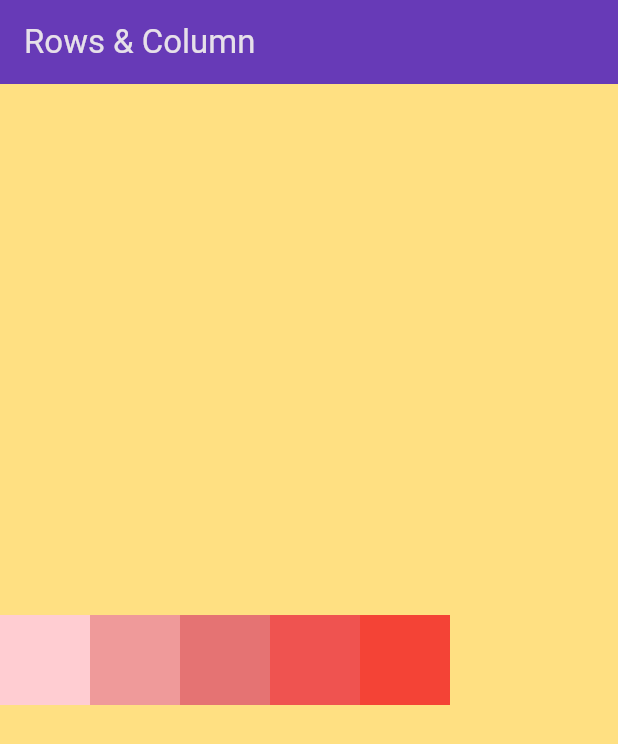
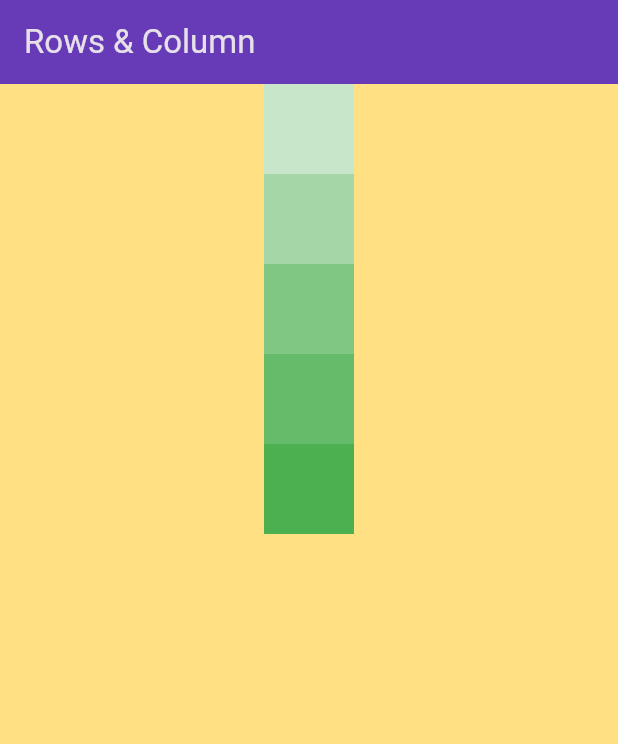
Before and after one commit to fahim-nion/learning_flutter, a Flutter app: the screen it shows after launch, on a phone screen of 412 x 824 dp. Shown: the top 744 px of the screen. Run offline on Flutter 3.47's test engine with Material 3 defaults, Android fonts, the phone set to English and light mode, and no system bars.

Commit message:
learning flutter

```diff
--- a/flutter_application_d1/lib/widgets/rows-cols.dart
+++ b/flutter_application_d1/lib/widgets/rows-cols.dart
@@ -16,13 +16,27 @@ class RowsCols extends StatelessWidget {
         height: h,
         width: w,
         color: Colors.amber.shade200,
-        child: Row(children: [
-          Container(height: 60, width: 60, color: Colors.red.shade100,),
-          Container(height: 60, width: 60, color: Colors.red.shade200,),
-          Container(height: 60, width: 60, color: Colors.red.shade300,),
-          Container(height: 60, width: 60, color: Colors.red.shade400,),
-          Container(height: 60, width: 60, color: Colors.red.shade500,),
-        ],)
+        child:
+          Column(children: [
+            Container(height: 60, width: 60, color: Colors.green.shade100,),
+            Container(height: 60, width: 60, color: Colors.green.shade200,),
+            Container(height: 60, width: 60, color: Colors.green.shade300,),
+            Container(height: 60, width: 60, color: Colors.green.shade400,),
+            Container(height: 60, width: 60, color: Colors.green.shade500,),
+          ],)
+        // Wrap(
+        //   //for space overlaping issue we can use wrap ,but wrap does not have main or axis allignment.
+        //   // mainAxisAlignment: MainAxisAlignment.start,
+        //   // crossAxisAlignment: CrossAxisAlignment.center,
+        //   direction: Axis.vertical,
+        //   alignment: WrapAlignment.start,
+        //   children: [
+        //     Container(height: 60, width: 60, color: Colors.red.shade100,),
+        //     Container(height: 60, width: 60, color: Colors.red.shade200,),
+        //     Container(height: 60, width: 60, color: Colors.red.shade300,),
+        //     Container(height: 60, width: 60, color: Colors.red.shade400,),
+        //     Container(height: 60, width: 60, color: Colors.red.shade500,),
+        // ],)
         //  Center(child: Container(
         //   height: 60,
         //   width: 60,
```
